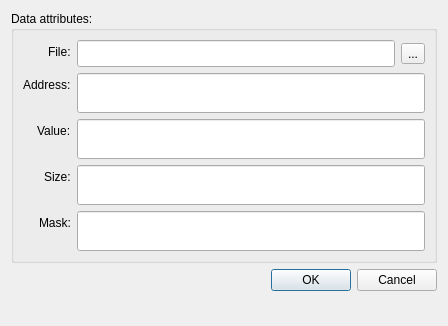
Above: flashinputdialog.ui from hassanibi/espflasher before the change. Below: the same form after it.
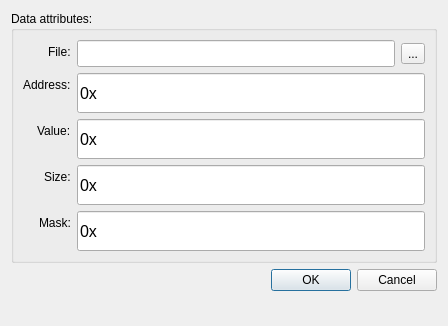
That is the form after the change. Icons and pictures are not drawn. Custom widgets are drawn as their Qt base class.

Diff of the .ui file:
```diff
--- a/flashinputdialog.ui
+++ b/flashinputdialog.ui
@@ -108,6 +108,9 @@
           <pointsize>12</pointsize>
          </font>
         </property>
+        <property name="inputMask">
+         <string>\0\xhhhhhhhh</string>
+        </property>
        </widget>
       </item>
       <item row="2" column="0">
@@ -136,6 +139,9 @@
           <pointsize>12</pointsize>
          </font>
         </property>
+        <property name="inputMask">
+         <string>\0\xhhhhhhhh</string>
+        </property>
        </widget>
       </item>
       <item row="3" column="0">
@@ -164,6 +170,9 @@
           <pointsize>12</pointsize>
          </font>
         </property>
+        <property name="inputMask">
+         <string>\0\xhhhhhhhh</string>
+        </property>
        </widget>
       </item>
       <item row="4" column="0">
@@ -192,6 +201,9 @@
           <pointsize>12</pointsize>
          </font>
         </property>
+        <property name="inputMask">
+         <string>\0\xhhhhhhhh</string>
+        </property>
        </widget>
       </item>
      </layout>
@@ -240,16 +252,16 @@
   </layout>
  </widget>
  <customwidgets>
-  <customwidget>
-   <class>ImageLineEdit</class>
-   <extends>QLineEdit</extends>
-   <header>imagelineedit.h</header>
-  </customwidget>
   <customwidget>
    <class>HexLineEdit</class>
    <extends>QLineEdit</extends>
    <header>hexlineedit.h</header>
   </customwidget>
+  <customwidget>
+   <class>ImageLineEdit</class>
+   <extends>QLineEdit</extends>
+   <header>imagelineedit.h</header>
+  </customwidget>
  </customwidgets>
  <resources>
   <include location="resource.qrc"/>
```
